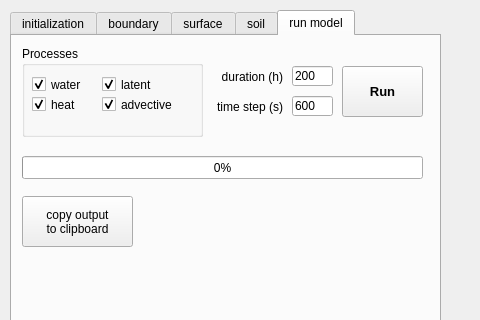
This is bin/HEAT1D/mainwindow.ui in ARPA-SIMC/CRITERIA1D as Qt 5 draws it before an edit; both pictures show x 0 to 480 and y 0 to 320 of the 1118 by 552 pixel window. The edited form follows.
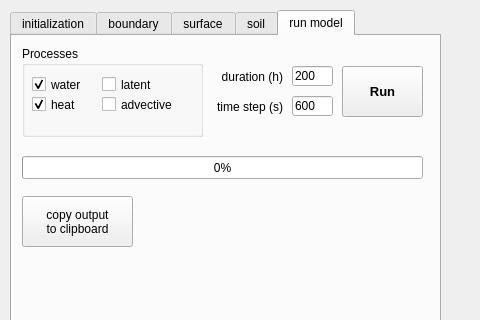
This is the edited form.

```diff
--- a/bin/HEAT1D/mainwindow.ui
+++ b/bin/HEAT1D/mainwindow.ui
@@ -1077,7 +1077,7 @@
         <string>latent</string>
        </property>
        <property name="checked">
-        <bool>true</bool>
+        <bool>false</bool>
        </property>
       </widget>
       <widget class="QCheckBox" name="chkBoxAdvective">
@@ -1096,7 +1096,7 @@
         <string>advective</string>
        </property>
        <property name="checked">
-        <bool>true</bool>
+        <bool>false</bool>
        </property>
       </widget>
      </widget>
```
Left out of the diff: 44 changed lines with no effect on the pictures.
